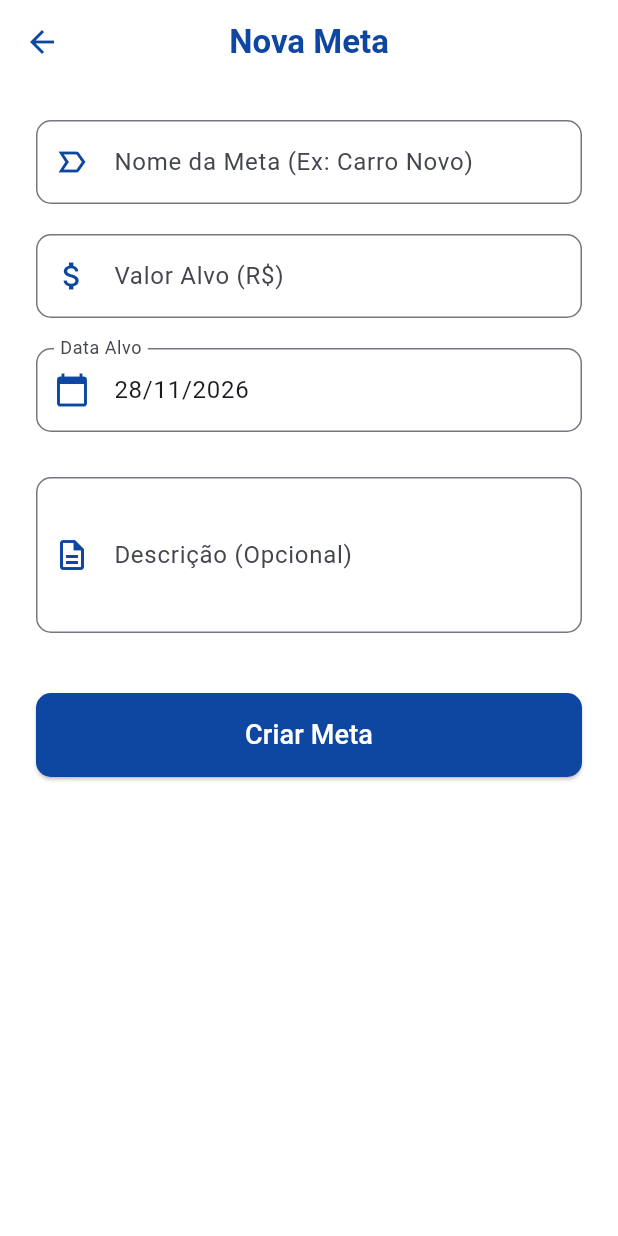
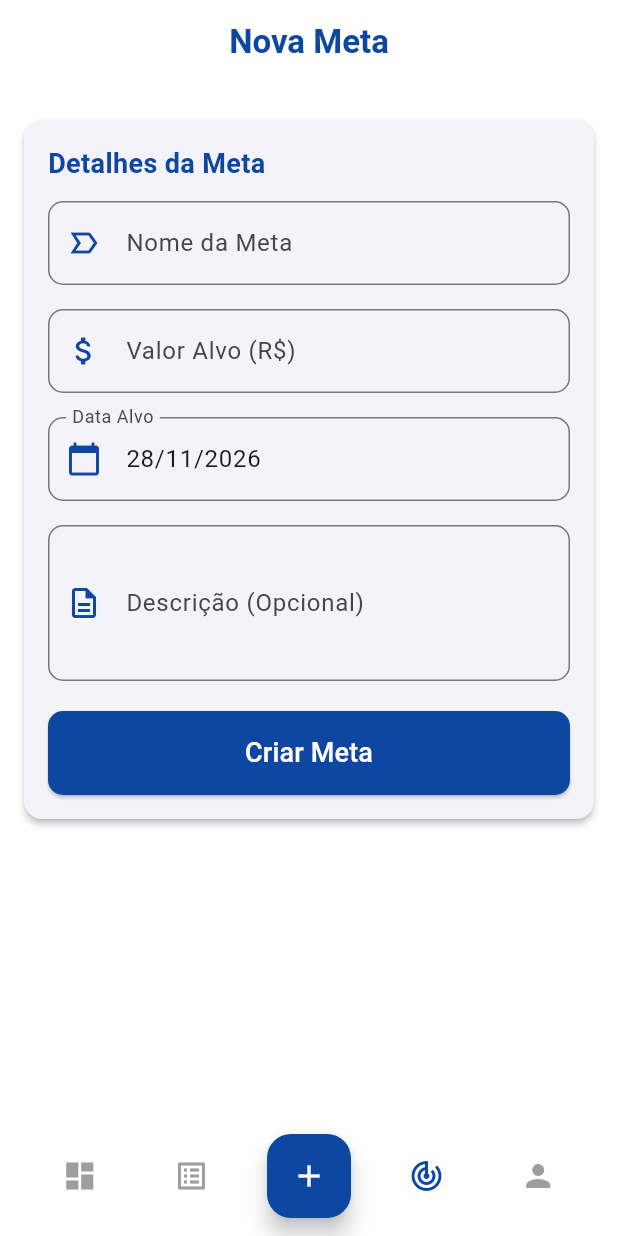
Before and after one commit to ChristianSRocha/horizon_finance, a Flutter app: the GoalFormScreen screen opened by its route, on a phone screen of 412 x 824 dp. Run offline on Flutter 3.47's test engine with Material 3 defaults, Android fonts, the light colour scheme and no system bars; our stand-ins replace email_validator, fl_chart, flutter_dotenv, flutter_riverpod, freezed_annotation, go_router and 4 more; accounts and stored records are empty; generated files the repository leaves out were written again.

Commit message:
Ajuste da página de metas

```diff
--- a/lib/screens/goals/goals_form_screen.dart
+++ b/lib/screens/goals/goals_form_screen.dart
@@ -3,6 +3,7 @@ import 'package:intl/intl.dart';
 import 'package:go_router/go_router.dart';
 import 'package:flutter_riverpod/flutter_riverpod.dart';
 import 'package:horizon_finance/features/metas/controllers/metas_controller.dart';
+import 'package:horizon_finance/widgets/bottom_nav_menu.dart';
 
 class GoalFormScreen extends ConsumerStatefulWidget {
   const GoalFormScreen({super.key});
@@ -16,10 +17,12 @@ class _GoalFormScreenState extends ConsumerState<GoalFormScreen> {
 
   final TextEditingController _nameController = TextEditingController();
   final TextEditingController _amountController = TextEditingController();
-  final TextEditingController _descriptionController = TextEditingController(); // Opcional: mantive visualmente, mas não estamos salvando no model simplificado
+  final TextEditingController _descriptionController =
+      TextEditingController(); // Opcional: mantive visualmente, mas não estamos salvando no model simplificado
 
   DateTime _selectedDate = DateTime.now().add(const Duration(days: 365));
-  final Color _color = const Color(0xFF0D47A1);
+  // A cor principal passa a ser obtida do tema no método build para manter
+  // consistência com a tela de listagem de metas.
 
   @override
   void dispose() {
@@ -31,7 +34,10 @@ class _GoalFormScreenState extends ConsumerState<GoalFormScreen> {
 
   double _parseValue(String text) {
     if (text.isEmpty) return 0.0;
-    String cleanValue = text.replaceAll(RegExp(r'[^\d,\.]'), '').replaceAll('.', '').replaceAll(',', '.');
+    String cleanValue = text
+        .replaceAll(RegExp(r'[^\d,\.]'), '')
+        .replaceAll('.', '')
+        .replaceAll(',', '.');
     return double.tryParse(cleanValue) ?? 0.0;
   }
 
@@ -41,7 +47,9 @@ class _GoalFormScreenState extends ConsumerState<GoalFormScreen> {
     if (cleanText.isEmpty) return '';
 
     double value = double.parse(cleanText) / 100;
-    return NumberFormat.currency(locale: 'pt_BR', symbol: '').format(value).trim();
+    return NumberFormat.currency(locale: 'pt_BR', symbol: '')
+        .format(value)
+        .trim();
   }
 
   Future<void> _selectDate(BuildContext context) async {
@@ -51,9 +59,10 @@ class _GoalFormScreenState extends ConsumerState<GoalFormScreen> {
       firstDate: DateTime.now(),
       lastDate: DateTime(2050),
       builder: (context, child) {
+        final Color primary = Theme.of(context).primaryColor;
         return Theme(
           data: ThemeData.light().copyWith(
-            colorScheme: ColorScheme.light(primary: _color),
+            colorScheme: ColorScheme.light(primary: primary),
           ),
           child: child!,
         );
@@ -88,93 +97,122 @@ class _GoalFormScreenState extends ConsumerState<GoalFormScreen> {
 
   @override
   Widget build(BuildContext context) {
+    final Color primaryBlue = Theme.of(context).primaryColor;
+
     return Scaffold(
       backgroundColor: Colors.white,
       appBar: AppBar(
-        title: Text('Nova Meta', style: TextStyle(color: _color, fontWeight: FontWeight.bold)),
+        title: Text('Nova Meta',
+            style: TextStyle(color: primaryBlue, fontWeight: FontWeight.bold)),
         backgroundColor: Colors.white,
         elevation: 0,
         centerTitle: true,
-        iconTheme: IconThemeData(color: _color),
+        // Não exibir o botão de voltar (leading) nesta tela
+        automaticallyImplyLeading: false,
+        iconTheme: IconThemeData(color: primaryBlue),
+      ),
+      bottomNavigationBar: BottomNavMenu(
+        currentIndex: 3,
+        primaryColor: primaryBlue,
       ),
       body: SingleChildScrollView(
-        padding: const EdgeInsets.all(24.0),
+        padding: const EdgeInsets.all(16.0),
+        child: Card(
+          elevation: 2,
+          shape:
+              RoundedRectangleBorder(borderRadius: BorderRadius.circular(12)),
+          margin: const EdgeInsets.symmetric(vertical: 8),
+          child: Padding(
+            padding: const EdgeInsets.all(16.0),
             child: Form(
               key: _formKey,
               child: Column(
                 crossAxisAlignment: CrossAxisAlignment.stretch,
                 children: [
-              // REMOVIDO: Dropdown de GoalType
-
+                  Text(
+                    'Detalhes da Meta',
+                    style: TextStyle(
+                        fontSize: 18,
+                        fontWeight: FontWeight.bold,
+                        color: primaryBlue),
+                  ),
+                  const SizedBox(height: 12),
                   TextFormField(
                     controller: _nameController,
-                decoration: _inputDecoration('Nome da Meta (Ex: Carro Novo)', Icons.label_important_outline),
-                validator: (v) => (v == null || v.isEmpty) ? 'Informe um nome.' : null,
+                    decoration: _inputDecoration('Nome da Meta',
+                        Icons.label_important_outline, primaryBlue),
+                    validator: (v) =>
+                        (v == null || v.isEmpty) ? 'Informe um nome.' : null,
                   ),
-              const SizedBox(height: 20),
-
+                  const SizedBox(height: 16),
                   TextFormField(
                     controller: _amountController,
                     keyboardType: TextInputType.number,
-                decoration: _inputDecoration('Valor Alvo (R\$)', Icons.attach_money),
+                    decoration: _inputDecoration(
+                        'Valor Alvo (R\$)', Icons.attach_money, primaryBlue),
                     onChanged: (v) {
                       final formatted = _formatCurrency(v);
                       if (formatted != v) {
                         _amountController.value = TextEditingValue(
                           text: formatted,
-                      selection: TextSelection.collapsed(offset: formatted.length),
+                          selection:
+                              TextSelection.collapsed(offset: formatted.length),
                         );
                       }
                     },
-                validator: (v) => (_parseValue(v ?? '') <= 0) ? 'Informe um valor maior que zero.' : null,
+                    validator: (v) => (_parseValue(v ?? '') <= 0)
+                        ? 'Informe um valor maior que zero.'
+                        : null,
                   ),
-              const SizedBox(height: 20),
-
+                  const SizedBox(height: 16),
                   TextFormField(
                     readOnly: true,
                     onTap: () => _selectDate(context),
                     controller: TextEditingController(
-                  text: DateFormat('dd/MM/yyyy').format(_selectedDate)
+                        text: DateFormat('dd/MM/yyyy').format(_selectedDate)),
+                    decoration: _inputDecoration(
+                        'Data Alvo', Icons.calendar_today, primaryBlue),
                   ),
-                decoration: _inputDecoration('Data Alvo', Icons.calendar_today),
-              ),
-              const SizedBox(height: 30),
-
+                  const SizedBox(height: 16),
                   TextFormField(
                     controller: _descriptionController,
                     maxLines: 3,
-                decoration: _inputDecoration('Descrição (Opcional)', Icons.description_outlined),
+                    decoration: _inputDecoration('Descrição (Opcional)',
+                        Icons.description_outlined, primaryBlue),
                   ),
-              const SizedBox(height: 40),
-
+                  const SizedBox(height: 20),
                   SizedBox(
                     width: double.infinity,
                     child: ElevatedButton(
                       onPressed: _saveGoal,
                       style: ElevatedButton.styleFrom(
-                    backgroundColor: _color,
+                        backgroundColor: primaryBlue,
                         foregroundColor: Colors.white,
                         padding: const EdgeInsets.symmetric(vertical: 15),
-                    shape: RoundedRectangleBorder(borderRadius: BorderRadius.circular(10)),
+                        shape: RoundedRectangleBorder(
+                            borderRadius: BorderRadius.circular(10)),
                       ),
-                  child: const Text('Criar Meta', style: TextStyle(fontSize: 18)),
+                      child: const Text('Criar Meta',
+                          style: TextStyle(fontSize: 18)),
                     ),
                   ),
                 ],
               ),
             ),
           ),
+        ),
+      ),
     );
   }
 
-  InputDecoration _inputDecoration(String label, IconData icon) {
+  InputDecoration _inputDecoration(String label, IconData icon, Color color) {
     return InputDecoration(
       labelText: label,
-      prefixIcon: Icon(icon, color: _color),
+      prefixIcon: Icon(icon, color: color),
       border: OutlineInputBorder(borderRadius: BorderRadius.circular(10)),
       focusedBorder: OutlineInputBorder(
         borderRadius: BorderRadius.circular(10),
-        borderSide: BorderSide(color: _color, width: 2),
+        borderSide: BorderSide(color: color, width: 2),
       ),
     );
   }
```
Also changed, not shown: pubspec.lock, 3 other files. Lines whose indentation alone changed are shown as unchanged.
